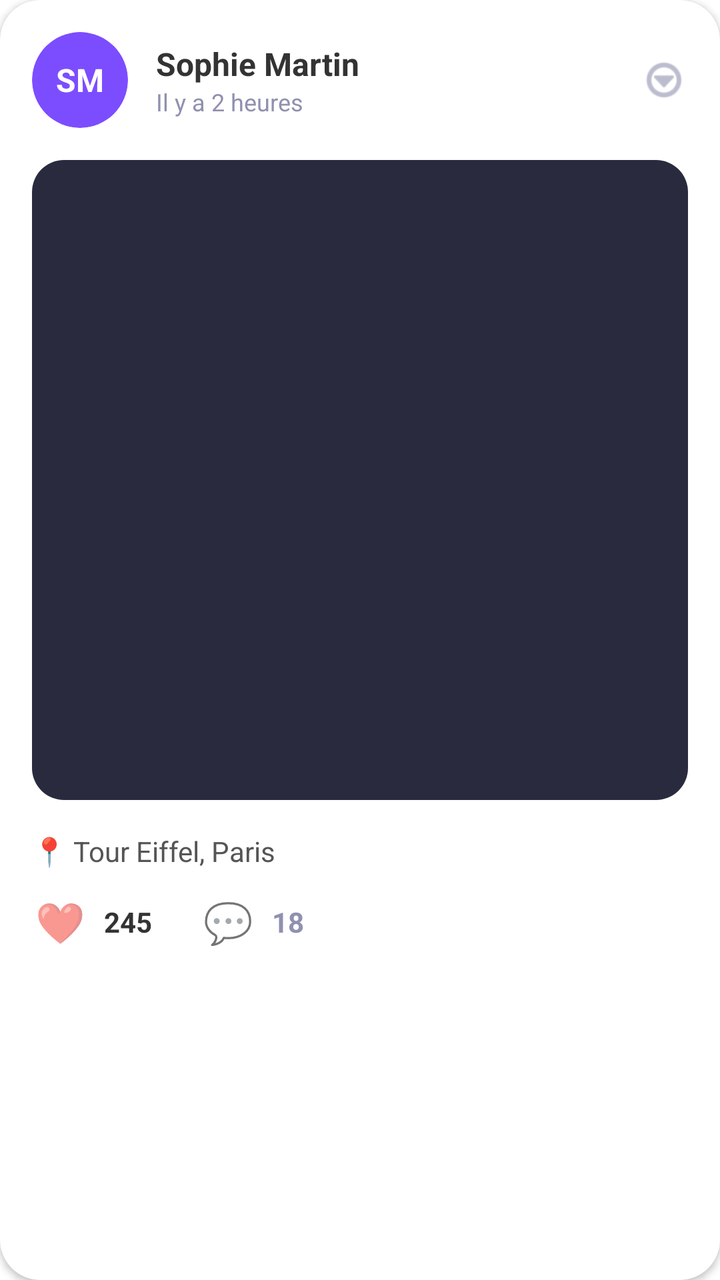
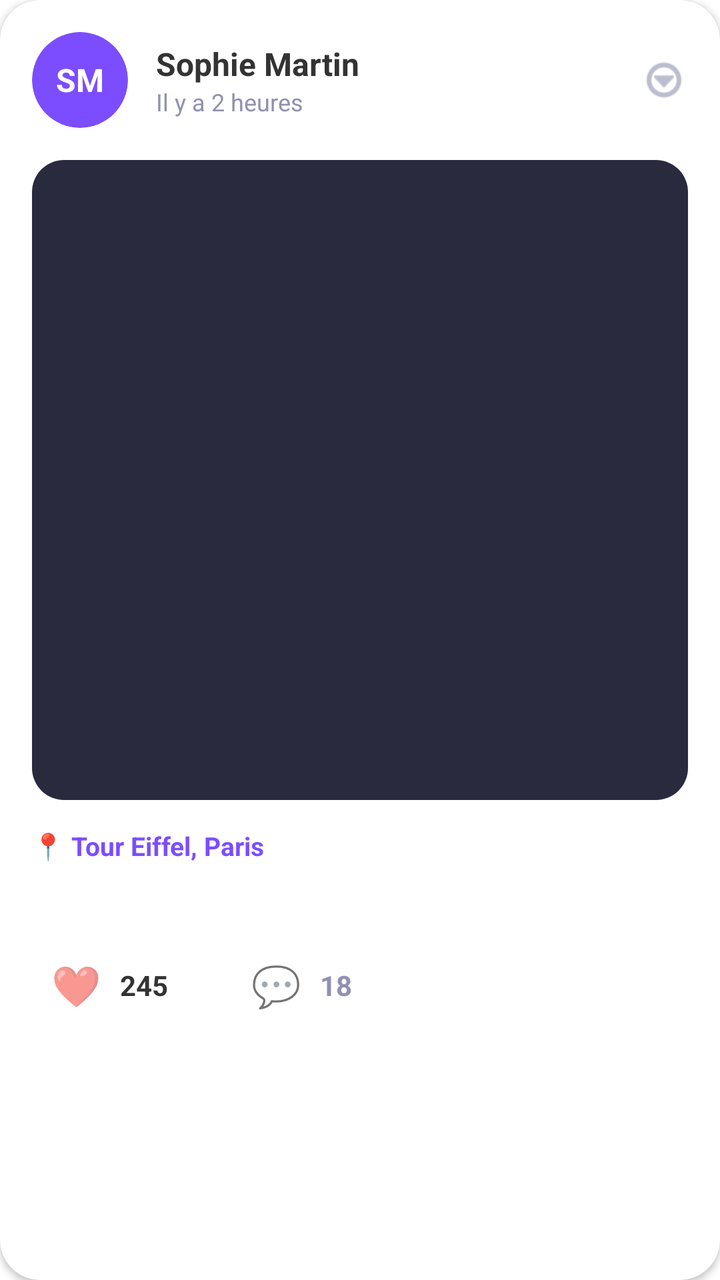

Screens rendered from an Android XML layout before and after an edit, with the pre-edit source and the edit as a unified diff.
<!-- AndroidManifest.xml: application theme Theme.Traveling -->
<!-- res/layout/item_photo_post.xml -->
<?xml version="1.0" encoding="utf-8"?>
<com.google.android.material.card.MaterialCardView
    xmlns:android="http://schemas.android.com/apk/res/android"
    xmlns:app="http://schemas.android.com/apk/res-auto"
    android:layout_width="match_parent"
    android:layout_height="wrap_content"
    android:layout_marginHorizontal="16dp"
    android:layout_marginBottom="16dp"
    app:cardCornerRadius="20dp"
    app:cardElevation="2dp"
    app:cardBackgroundColor="#FFFFFF">

    <LinearLayout
        android:layout_width="match_parent"
        android:layout_height="wrap_content"
        android:orientation="vertical">

        
        <LinearLayout
            android:layout_width="match_parent"
            android:layout_height="wrap_content"
            android:orientation="horizontal"
            android:padding="16dp"
            android:gravity="center_vertical">

            <com.google.android.material.card.MaterialCardView
                android:layout_width="48dp"
                android:layout_height="48dp"
                app:cardCornerRadius="24dp"
                app:cardElevation="0dp"
                app:cardBackgroundColor="#7C4DFF">

                <TextView
                    android:id="@+id/tvAvatarInitials"
                    android:layout_width="match_parent"
                    android:layout_height="match_parent"
                    android:gravity="center"
                    android:text="SM"
                    android:textColor="#FFFFFF"
                    android:textStyle="bold"
                    android:textSize="16sp"/>
            </com.google.android.material.card.MaterialCardView>

            <LinearLayout
                android:layout_width="0dp"
                android:layout_height="wrap_content"
                android:layout_weight="1"
                android:layout_marginStart="14dp"
                android:orientation="vertical">

                <TextView
                    android:id="@+id/tvAuthorName"
                    android:layout_width="wrap_content"
                    android:layout_height="wrap_content"
                    android:text="Sophie Martin"
                    android:textColor="#333333"
                    android:textStyle="bold"
                    android:textSize="16sp" />

                <TextView
                    android:id="@+id/tvDate"
                    android:layout_width="wrap_content"
                    android:layout_height="wrap_content"
                    android:text="Il y a 2 heures"
                    android:textSize="12sp"
                    android:textColor="#9090B0" />
            </LinearLayout>

            <ImageView
                android:layout_width="24dp"
                android:layout_height="24dp"
                android:src="@android:drawable/ic_menu_more"
                app:tint="#9090B0" />
        </LinearLayout>

        
        <com.google.android.material.card.MaterialCardView
            android:layout_width="match_parent"
            android:layout_height="wrap_content"
            android:layout_marginHorizontal="16dp"
            app:cardCornerRadius="16dp"
            app:cardElevation="0dp">

            <ImageView
                android:id="@+id/ivPhoto"
                android:layout_width="match_parent"
                android:layout_height="320dp"
                android:scaleType="centerCrop"
                android:background="#2A2A3E" />
        </com.google.android.material.card.MaterialCardView>

        
        <TextView
            android:id="@+id/tvLocation"
            android:layout_width="match_parent"
            android:layout_height="wrap_content"
            android:text="📍 Tour Eiffel, Paris"
            android:textColor="#555555"
            android:textSize="14sp"
            android:layout_marginTop="16dp"
            android:paddingHorizontal="16dp" />

        
        <LinearLayout
            android:layout_width="match_parent"
            android:layout_height="wrap_content"
            android:orientation="horizontal"
            android:paddingHorizontal="16dp"
            android:paddingTop="12dp"
            android:paddingBottom="16dp"
            android:gravity="center_vertical">

            <LinearLayout
                android:id="@+id/btnLike"
                android:layout_width="wrap_content"
                android:layout_height="wrap_content"
                android:orientation="horizontal"
                android:gravity="center_vertical"
                android:background="?attr/selectableItemBackground"
                android:clickable="true">
                <TextView
                    android:layout_width="28dp"
                    android:layout_height="28dp"
                    android:gravity="center"
                    android:text="❤️"
                    android:textSize="20sp" />
                <TextView
                    android:id="@+id/tvLikesCount"
                    android:layout_width="wrap_content"
                    android:layout_height="wrap_content"
                    android:layout_marginStart="8dp"
                    android:text="245"
                    android:textColor="#333333"
                    android:textStyle="bold"
                    android:textSize="14sp" />
            </LinearLayout>

            <LinearLayout
                android:id="@+id/btnComment"
                android:layout_width="wrap_content"
                android:layout_height="wrap_content"
                android:orientation="horizontal"
                android:gravity="center_vertical"
                android:layout_marginStart="24dp"
                android:background="?attr/selectableItemBackground"
                android:clickable="true">
                <TextView
                    android:layout_width="28dp"
                    android:layout_height="28dp"
                    android:gravity="center"
                    android:text="💬"
                    android:textSize="20sp" />
                <TextView
                    android:id="@+id/tvCommentsCount"
                    android:layout_width="wrap_content"
                    android:layout_height="wrap_content"
                    android:layout_marginStart="8dp"
                    android:text="18"
                    android:textColor="#9090B0"
                    android:textStyle="bold"
                    android:textSize="14sp" />
            </LinearLayout>
        </LinearLayout>

    </LinearLayout>
</com.google.android.material.card.MaterialCardView>
<!-- resources referenced by this layout -->
<resources>
  <style name="Theme.Traveling" parent="Theme.MaterialComponents.DayNight.DarkActionBar">
          
          <item name="colorPrimary">@color/purple_500</item>
          <item name="colorPrimaryVariant">@color/purple_700</item>
          <item name="colorOnPrimary">@color/white</item>
          
          <item name="colorSecondary">@color/teal_200</item>
          <item name="colorSecondaryVariant">@color/teal_700</item>
          <item name="colorOnSecondary">@color/black</item>
          
          <item name="android:statusBarColor">?attr/colorPrimaryVariant</item>
          
      </style>
  <color name="purple_500">#FF6200EE</color>
  <color name="purple_700">#FF3700B3</color>
  <color name="white">#FFFFFFFF</color>
  <color name="teal_200">#FF03DAC5</color>
  <color name="teal_700">#FF018786</color>
  <color name="black">#FF000000</color>
</resources>

<!-- the commit's change to res/layout/item_photo_post.xml (unified diff, before → after) -->
@@ -95,10 +95,25 @@
             android:layout_width="match_parent"
             android:layout_height="wrap_content"
             android:text="📍 Tour Eiffel, Paris"
+            android:textColor="#7C4DFF"
+            android:textSize="13sp"
+            android:textStyle="bold"
+            android:layout_marginTop="14dp"
+            android:paddingHorizontal="16dp" />
+
+        
+        <TextView
+            android:id="@+id/tvDescription"
+            android:layout_width="match_parent"
+            android:layout_height="wrap_content"
+            android:text=""
             android:textColor="#555555"
             android:textSize="14sp"
-            android:layout_marginTop="16dp"
-            android:paddingHorizontal="16dp" />
+            android:maxLines="2"
+            android:ellipsize="end"
+            android:layout_marginTop="4dp"
+            android:paddingHorizontal="16dp"
+            android:paddingBottom="4dp"/>
 
         
         <LinearLayout
@@ -106,7 +121,7 @@
             android:layout_height="wrap_content"
             android:orientation="horizontal"
             android:paddingHorizontal="16dp"
-            android:paddingTop="12dp"
+            android:paddingTop="10dp"
             android:paddingBottom="16dp"
             android:gravity="center_vertical">
 
@@ -117,13 +132,18 @@
                 android:orientation="horizontal"
                 android:gravity="center_vertical"
                 android:background="?attr/selectableItemBackground"
-                android:clickable="true">
+                android:clickable="true"
+                android:focusable="true"
+                android:contentDescription="Aimer cette photo"
+                android:minHeight="48dp"
+                android:paddingHorizontal="8dp">
                 <TextView
                     android:layout_width="28dp"
                     android:layout_height="28dp"
                     android:gravity="center"
                     android:text="❤️"
-                    android:textSize="20sp" />
+                    android:textSize="20sp"
+                    android:importantForAccessibility="no" />
                 <TextView
                     android:id="@+id/tvLikesCount"
                     android:layout_width="wrap_content"
@@ -143,13 +163,18 @@
                 android:gravity="center_vertical"
                 android:layout_marginStart="24dp"
                 android:background="?attr/selectableItemBackground"
-                android:clickable="true">
+                android:clickable="true"
+                android:focusable="true"
+                android:contentDescription="Commenter cette photo"
+                android:minHeight="48dp"
+                android:paddingHorizontal="8dp">
                 <TextView
                     android:layout_width="28dp"
                     android:layout_height="28dp"
                     android:gravity="center"
                     android:text="💬"
-                    android:textSize="20sp" />
+                    android:textSize="20sp"
+                    android:importantForAccessibility="no" />
                 <TextView
                     android:id="@+id/tvCommentsCount"
                     android:layout_width="wrap_content"
<!-- resource entries referenced after the edit -->
@@ -1,23 +1,14 @@
 <!-- resources referenced by this layout -->
 <resources>
-  <style name="Theme.Traveling" parent="Theme.MaterialComponents.DayNight.DarkActionBar">
-          
-          <item name="colorPrimary">@color/purple_500</item>
-          <item name="colorPrimaryVariant">@color/purple_700</item>
-          <item name="colorOnPrimary">@color/white</item>
-          
-          <item name="colorSecondary">@color/teal_200</item>
-          <item name="colorSecondaryVariant">@color/teal_700</item>
-          <item name="colorOnSecondary">@color/black</item>
-          
-          <item name="android:statusBarColor">?attr/colorPrimaryVariant</item>
-          
+  <style name="Theme.Traveling" parent="Theme.MaterialComponents.DayNight.NoActionBar">
+          <item name="colorPrimary">#7C4DFF</item>
+          <item name="colorPrimaryVariant">#512DA8</item>
+          <item name="colorOnPrimary">#FFFFFF</item>
+          <item name="colorSecondary">#6C63FF</item>
+          <item name="colorSecondaryVariant">#4A43CC</item>
+          <item name="colorOnSecondary">#FFFFFF</item>
+          <item name="android:statusBarColor">#7C4DFF</item>
+          <item name="android:navigationBarColor">#0F0F1A</item>
       </style>
-  <color name="purple_500">#FF6200EE</color>
-  <color name="purple_700">#FF3700B3</color>
-  <color name="white">#FFFFFFFF</color>
-  <color name="teal_200">#FF03DAC5</color>
-  <color name="teal_700">#FF018786</color>
-  <color name="black">#FF000000</color>
 </resources>
 
